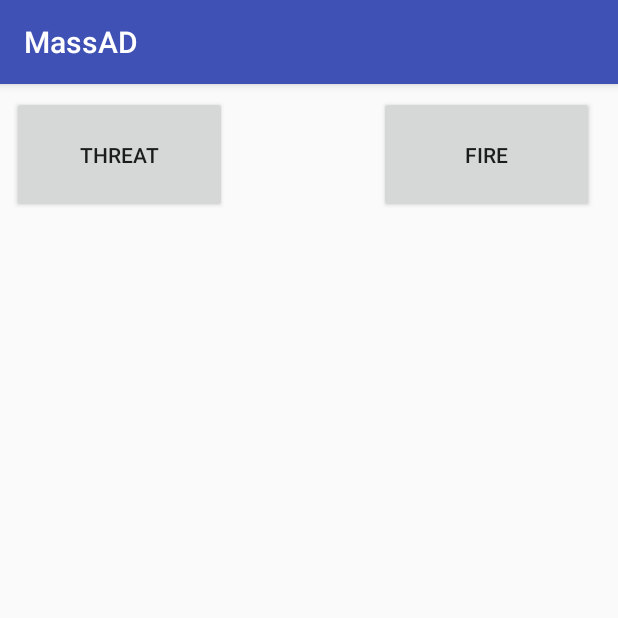
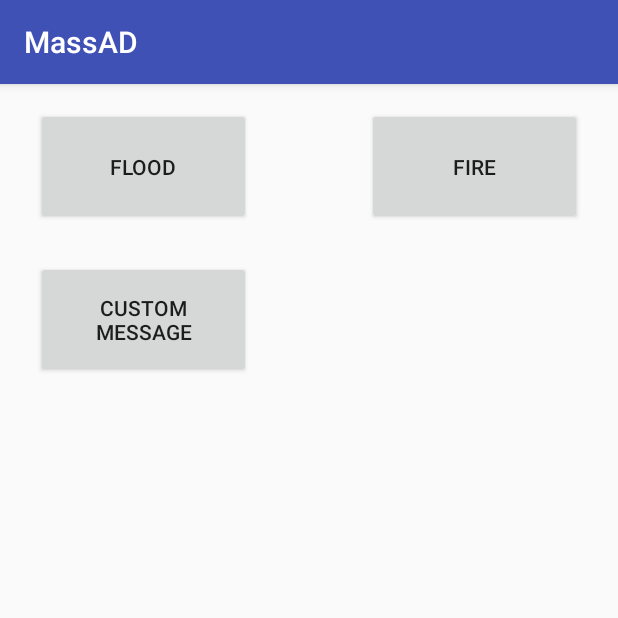
Before and after one commit to BJJohnston/MassAd, an Android app: the screen it shows after launch (MainActivity), on a phone screen of 412 x 824 dp, the top half of it. Run offline under Robolectric (Android 15) with nearby library versions, the phone set to English and light mode, and no system bars; libraries missing offline, so code that uses them is left out: com.bridgefy.sdk; 1 statement that could not run was skipped.

Commit message:
alert messages complete, custom messages in prog

```diff
--- a/app/src/main/AndroidManifest.xml
+++ b/app/src/main/AndroidManifest.xml
@@ -27,7 +27,8 @@
                 <category android:name="android.intent.category.LAUNCHER" />
             </intent-filter>
         </activity>
-        <activity android:name=".Alert"></activity>
+        <activity android:name=".Alert" />
+        <activity android:name=".customMessage"></activity>
     </application>
 
 </manifest>
--- a/app/src/main/java/com/example/infero00o/massad/MainActivity.java
+++ b/app/src/main/java/com/example/infero00o/massad/MainActivity.java
@@ -48,12 +48,11 @@ import java.util.List;
 
 public class MainActivity extends AppCompatActivity {
 
+
     public connectedPeers Peers;
     private String TAG = "MainActivity";
     public String senderID;
     public int exitCount = 0;
-
-
 
 
     @Override
@@ -62,7 +61,7 @@ public connectedPeers Peers;
         setContentView(R.layout.activity_main);
 
         BluetoothAdapter btA = BluetoothAdapter.getDefaultAdapter();
-        if (!btA.isEnabled()){
+        if (!btA.isEnabled()) {
             Intent enableBtIntent = new Intent(BluetoothAdapter.ACTION_REQUEST_ENABLE);
             startActivityForResult(enableBtIntent, 0);
         }
@@ -76,16 +75,32 @@ public connectedPeers Peers;
             }
 
             @Override
-            public void onRegistrationFailed(int errorCode, String message){
+            public void onRegistrationFailed(int errorCode, String message) {
                 Toast.makeText(getApplicationContext(), message, Toast.LENGTH_LONG).show();
             }
         });
 
         final Button fire = findViewById(R.id.fire);
-        fire.setOnClickListener(new  View.OnClickListener() {
+        fire.setOnClickListener(new View.OnClickListener() {
             @Override
             public void onClick(View view) {
-                send();
+                fire();
+            }
+        });
+
+        final Button flood = findViewById(R.id.flood);
+        flood.setOnClickListener(new View.OnClickListener() {
+            @Override
+            public void onClick(View view) {
+                flood();
+            }
+        });
+
+        final Button custom = findViewById(R.id.custom);
+        custom.setOnClickListener(new View.OnClickListener() {
+            @Override
+            public void onClick(View view) {
+                custom();
             }
         });
 
@@ -99,32 +114,35 @@ public connectedPeers Peers;
     private MessageListener messageListener = new MessageListener() {
         @Override
 
-   public void onMessageReceived(Message message){
-            if (message.getContent().get("exit") == "true"){
-                exitCount++;
-                final TextView exit = findViewById(R.id.exit);
-                exit.setText(exitCount);
-                Toast.makeText(getApplicationContext(), "count", Toast.LENGTH_LONG).show();
+        public void onMessageReceived(Message message) {
+
+
+
+
 
         }
-        }
-        public void onBroadcastMessageReceived(Message message){
+
+        public void onBroadcastMessageReceived(Message message) {
        /*Peer peer = new Peer(message.getSenderId(), (String) message.getContent().get("device_name"));
        peer.setConnected(true);
        Peers.addChild(peer);
        String incomingMessage = (String) message.getContent().get("text");
        TextView textView = findViewById(R.id.textView);
        textView.setText(incomingMessage);*/
+
+            int alertType = (int) message.getContent().get("alertType");
             senderID = message.getSenderId();
             Intent intent = new Intent(getApplicationContext(), Alert.class);
+            intent.putExtra("SENDER_ID", senderID);
+            intent.putExtra("ALERT_TYPE", alertType);
             startActivity(intent);
 
         }
 
     };
-    private StateListener stateListener = new StateListener(){
+    private StateListener stateListener = new StateListener() {
         @Override
-        public void onDeviceConnected(final Device device, Session session){
+        public void onDeviceConnected(final Device device, Session session) {
             HashMap<String, Object> map = new HashMap<>();
             map.put("device_name", Build.MANUFACTURER + " " + Build.MODEL);
             map.put("device_type", Build.DEVICE);
@@ -143,12 +161,10 @@ public connectedPeers Peers;
     };
 
 
-
-
-    public void send(){
-        String messageString = "Fire";
+    public void fire() {
+        int alertType = 1;
         HashMap<String, Object> content = new HashMap<>();
-        content.put("text", messageString);
+        content.put("alertType", alertType);
 
         content.put("device_name", Build.MANUFACTURER + " " + Build.MODEL);
         content.put("device_type", Build.DEVICE);
@@ -158,8 +174,22 @@ public connectedPeers Peers;
         Bridgefy.sendBroadcastMessage(builder.build(), BFEngineProfile.BFConfigProfileLongReach);
     }
 
-    public String getSenderID(){
-        return senderID;
+    public void flood() {
+        int alertType = 2;
+        HashMap<String, Object> content = new HashMap<>();
+        content.put("alertType", alertType);
+
+        content.put("device_name", Build.MANUFACTURER + " " + Build.MODEL);
+        content.put("device_type", Build.DEVICE);
+
+        com.bridgefy.sdk.client.Message.Builder builder = new com.bridgefy.sdk.client.Message.Builder();
+        builder.setContent(content);
+        Bridgefy.sendBroadcastMessage(builder.build(), BFEngineProfile.BFConfigProfileLongReach);
+    }
+
+    public void custom() {
+        Intent intent = new Intent(getApplicationContext(), customMessage.class);
+        startActivity(intent);
     }
 
 }
--- a/app/src/main/res/layout/activity_main.xml
+++ b/app/src/main/res/layout/activity_main.xml
@@ -7,33 +7,36 @@
     tools:context="com.example.infero00o.massad.MainActivity">
 
     <Button
+        android:id="@+id/custom"
+        android:layout_width="143dp"
+        android:layout_height="78dp"
+        android:layout_marginEnd="252dp"
+        android:layout_marginStart="24dp"
+        android:layout_marginTop="24dp"
+        android:text="Custom Message"
+        app:layout_constraintEnd_toEndOf="parent"
+        app:layout_constraintHorizontal_bias="0.0"
+        app:layout_constraintStart_toStartOf="parent"
+        app:layout_constraintTop_toBottomOf="@+id/flood" />
+
+    <Button
         android:id="@+id/fire"
         android:layout_width="143dp"
         android:layout_height="78dp"
-        android:layout_marginEnd="16dp"
-        android:layout_marginTop="8dp"
+        android:layout_marginEnd="24dp"
+        android:layout_marginTop="16dp"
         android:text="Fire"
         app:layout_constraintEnd_toEndOf="parent"
         app:layout_constraintTop_toTopOf="parent" />
 
     <Button
-        android:id="@+id/threat"
+        android:id="@+id/flood"
         android:layout_width="143dp"
         android:layout_height="78dp"
-        android:layout_marginStart="8dp"
-        android:layout_marginTop="8dp"
-        android:text="threat"
+        android:layout_marginStart="24dp"
+        android:layout_marginTop="16dp"
+        android:text="Flood"
         app:layout_constraintStart_toStartOf="parent"
         app:layout_constraintTop_toTopOf="parent" />
 
-    <TextView
-        android:id="@+id/exit"
-        android:layout_width="155dp"
-        android:layout_height="57dp"
-        android:layout_marginEnd="8dp"
-        android:layout_marginStart="8dp"
-        app:layout_constraintEnd_toEndOf="parent"
-        app:layout_constraintStart_toStartOf="parent"
-        tools:layout_editor_absoluteY="224dp" />
-
 </android.support.constraint.ConstraintLayout>
--- a/app/src/main/res/values/colors.xml
+++ b/app/src/main/res/values/colors.xml
@@ -3,4 +3,5 @@
     <color name="colorPrimary">#3F51B5</color>
     <color name="colorPrimaryDark">#303F9F</color>
     <color name="colorAccent">#FF4081</color>
+    <color name="hint">#737373</color>
 </resources>
```
Also changed, not shown: app/src/main/java/com/example/infero00o/massad/Alert.java (+15 -2 lines), app/src/main/java/com/example/infero00o/massad/customMessage.java (added, +13 -0 lines), app/src/main/res/layout/activity_custom_message.xml (added, +50 -0 lines), app/build.gradle (line endings or trailing spaces). Lines whose indentation alone changed are shown as unchanged.
